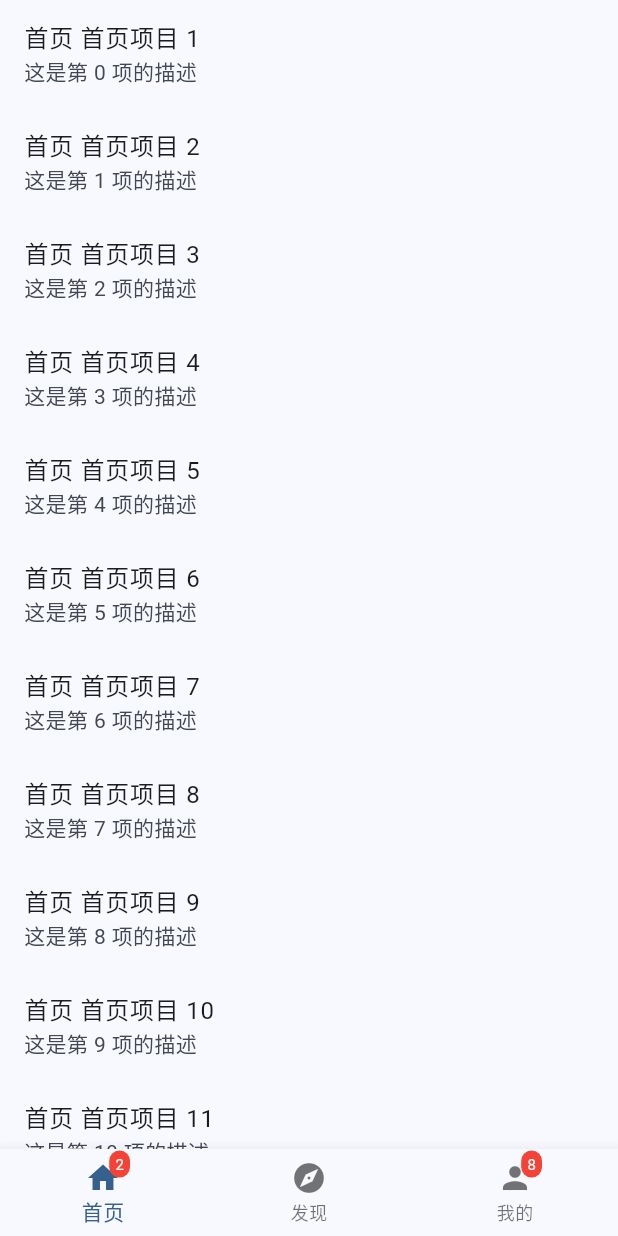
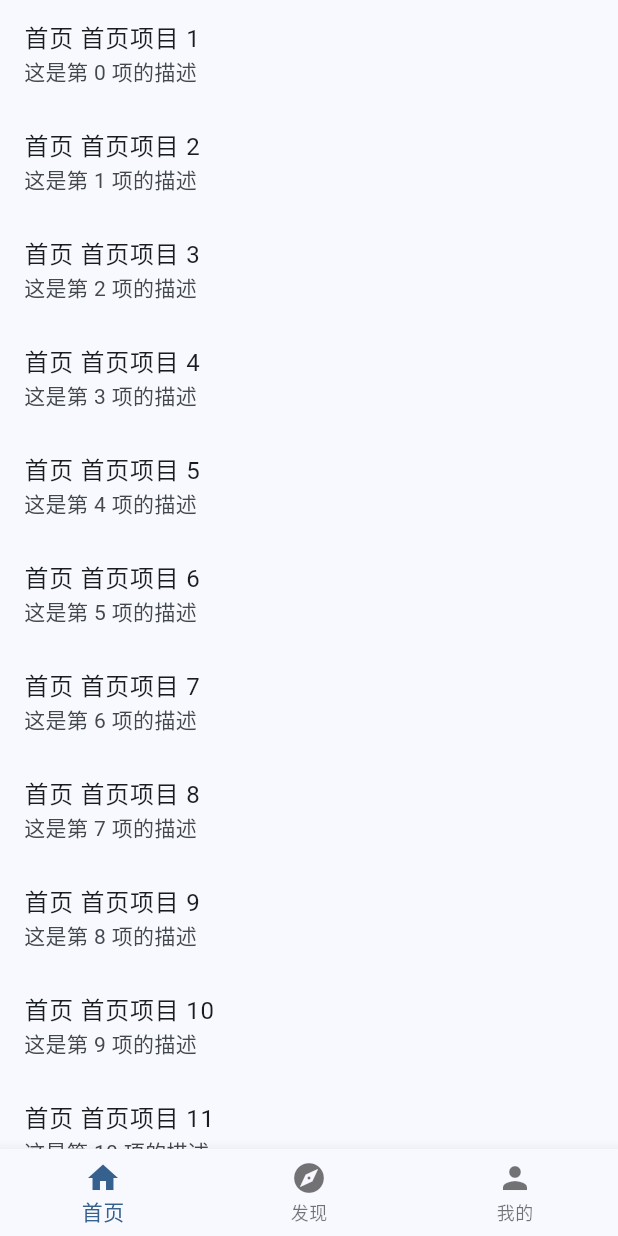
Before and after one commit to Guojx123/FlutterPWA, a Flutter app: the MainView screen opened by its route, on a phone screen of 412 x 824 dp. Run offline on Flutter 3.47's test engine with Material 3 defaults, Android fonts, the phone set to English and light mode, and no system bars; drawn by our look-alikes of pull_to_refresh; our stand-ins replace cached_network_image, flutter_smart_dialog, get, get_storage, logger; accounts and stored records are empty.

```diff
--- a/lib/app/modules/main/main_view.dart
+++ b/lib/app/modules/main/main_view.dart
@@ -40,7 +40,7 @@ class MainView extends GetView<MainController> {
           onTap: controller.onTap,
           items: [
             BottomNavigationBarItem(
-              icon: AppBadge(count: 2, child: const Icon(Icons.home)),
+              icon: AppBadge(count: 0, child: const Icon(Icons.home)),
               label: TrKeys.tabHome.tr,
             ),
             BottomNavigationBarItem(
@@ -48,7 +48,7 @@ class MainView extends GetView<MainController> {
               label: TrKeys.tabDiscover.tr,
             ),
             BottomNavigationBarItem(
-              icon: AppBadge(count: 8, child: const Icon(Icons.person)),
+              icon: AppBadge(count: 0, child: const Icon(Icons.person)),
               label: TrKeys.tabProfile.tr,
             ),
           ],
```
Also changed, not shown: 1 other file.
